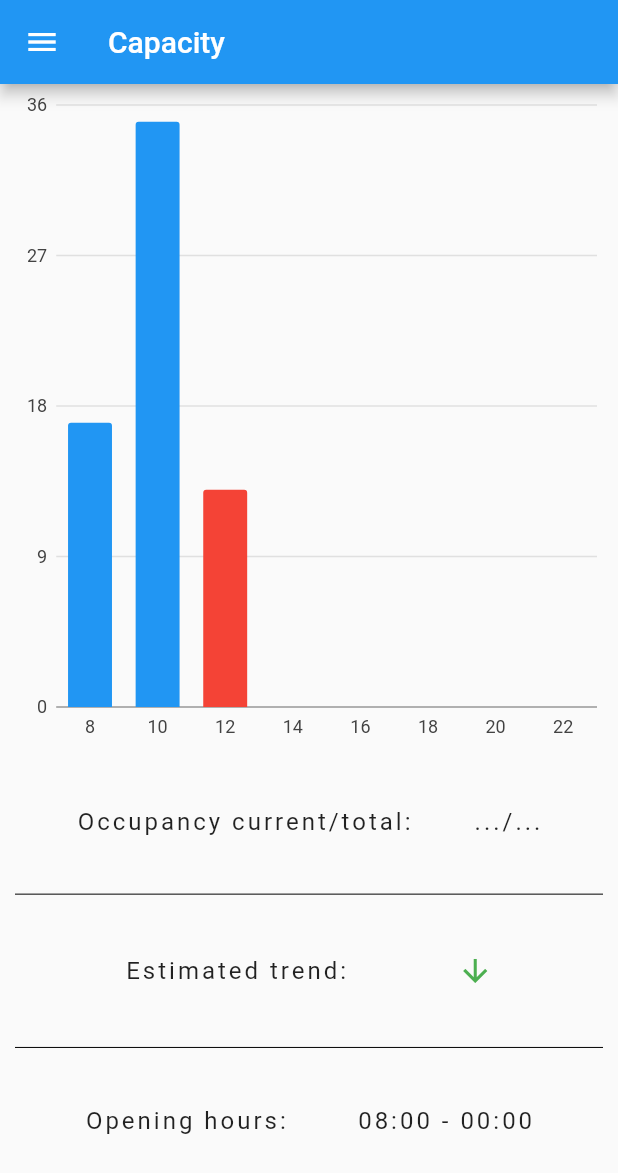
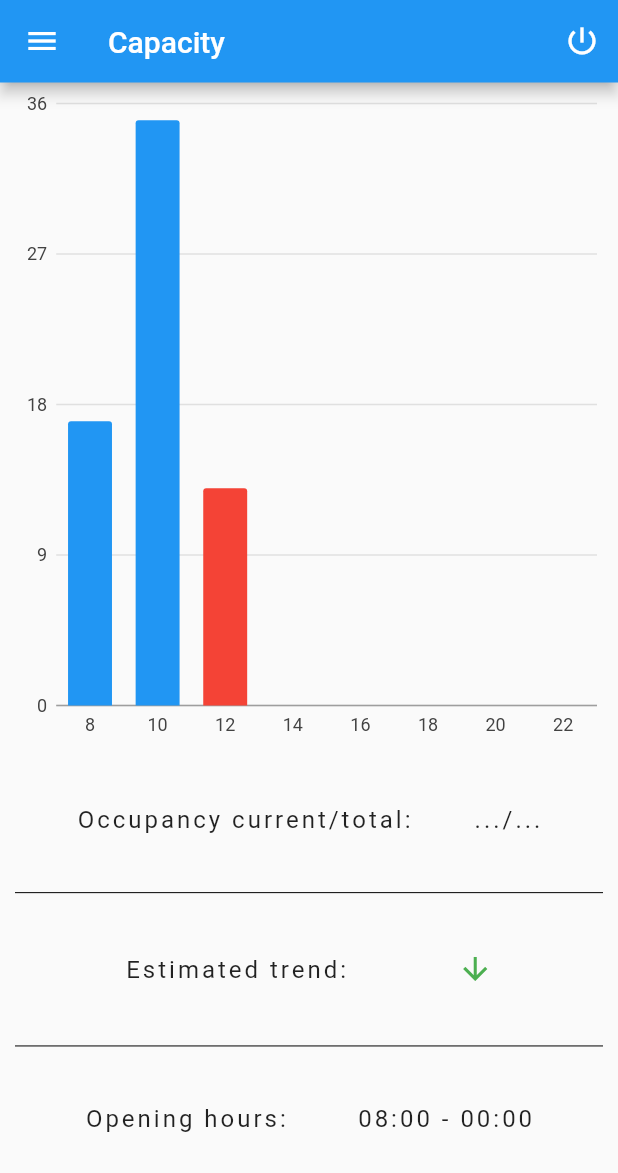
Before and after one commit to mobileappdevhm19/lust-LibraryUniversalSwissTool, a Flutter app: the CapacityPage screen opened directly, on a phone screen of 412 x 824 dp. Shown: the top 1173 px of the screen. Run offline on Flutter 3.47's test engine with Material 2 defaults, Android fonts, the phone set to English and light mode, and no system bars; our stand-ins replace after_layout, charts_flutter, cloud_firestore, firebase_auth; accounts and stored records are empty.

Commit message:
signout + new appBar

```diff
--- a/lust/lib/pages/capacityPage.dart
+++ b/lust/lib/pages/capacityPage.dart
@@ -3,10 +3,12 @@ import 'package:lust/utils/autenthicationAPI.dart';
 import 'package:lust/models/library.dart';
 import 'package:lust/widgets/capacityPage/capacityGraph.dart';
 import 'package:lust/widgets/capacityPage/capacityInfo.dart';
+import 'package:lust/widgets/utils/getAppBar.dart';
 import 'package:lust/widgets/utils/menuDrawer.dart';
 
 class CapacityPage extends StatefulWidget {
-  CapacityPage({this.auth});
+  CapacityPage({this.auth, this.onSignedOut});
+  VoidCallback onSignedOut;
 
   static String title = "Capacity";
   static IconData icon = Icons.equalizer;
@@ -29,9 +31,10 @@ class _CapacityPageState extends State<CapacityPage> {
     var _height = MediaQuery.of(context).size.height;
     _height -= 85;
     return Scaffold(
-        appBar: AppBar(
+        /*appBar: AppBar(
           title: Text(title),
-        ),
+        ),*/
+        appBar: PreferredSize(child: GetAppBar(title, _signOut), preferredSize: Size.fromHeight(55)),
         drawer: MenuDrawer.getDrawer(context),
         body: ListView(
             reverse: false,
@@ -49,4 +52,14 @@ class _CapacityPageState extends State<CapacityPage> {
               ),
             ]));
   } // build
+
+  void _signOut() {
+    print("CURRENT USER: mateo mateo");
+    try {
+      widget.auth.signOut();
+      widget.onSignedOut();       //callback
+    } catch (e) {
+      print(e);
+    }
+  }
 }
--- a/lust/lib/pages/loginPage.dart
+++ b/lust/lib/pages/loginPage.dart
@@ -55,7 +55,7 @@ class _LoginPageState extends State<LoginPage> {
                         //hintStyle: TextStyle(fontSize: 13, color: Colors.black12),
                       ),
                       validator: (input) =>
-                          input.isEmpty ? "Please write your email" : null,
+                      input.isEmpty ? "Please write your email" : null,
                       keyboardType: TextInputType.emailAddress,
                       onSaved: (input) => _email = input,
                     )),
@@ -69,7 +69,7 @@ class _LoginPageState extends State<LoginPage> {
                         //hintStyle: TextStyle(fontSize: 13, color: Colors.black12),
                       ),
                       validator: (input) =>
-                          input.isEmpty ? "You have to write something!" : null,
+                      input.isEmpty ? "You have to write something!" : null,
                       keyboardType: TextInputType.text,
                       obscureText: true,
                       onSaved: (input) => _password = input,
--- a/lust/lib/pages/rootPage.dart
+++ b/lust/lib/pages/rootPage.dart
@@ -25,7 +25,7 @@ class _RootPageState extends State<RootPage> {
     widget.auth.getCurrentUser().then((userID) {
       setState(() {
         print("USER ID: $userID");
-        //authStatus = userID == null ? LogInOut.NOTSIGNEDIN : LogInOut.SIGNEDIN;
+        authStatus = userID == null ? LogInOut.NOTSIGNEDIN : LogInOut.SIGNEDIN;
       });
     });
   }
@@ -51,6 +51,7 @@ class _RootPageState extends State<RootPage> {
         print("CASE 1: signedIn");
         return new CapacityPage(
           auth: widget.auth,
+          onSignedOut: _onSignedOut,
         );
 
       case LogInOut.NOTSIGNEDIN:
--- /dev/null
+++ b/lust/lib/widgets/utils/getAppBar.dart
@@ -0,0 +1,42 @@
+import 'package:flutter/cupertino.dart';
+import 'package:flutter/material.dart';
+
+class GetAppBar extends StatefulWidget {
+  final String title;
+  final Function function;
+
+  const GetAppBar(this.title, this.function, {Key key})
+      : super(key: key);
+
+  @override
+  _GetAppBarState createState() {
+    return new _GetAppBarState(title, function);
+  }
+}
+
+class _GetAppBarState extends State<GetAppBar> {
+  String title;
+  final Function function;
+
+  _GetAppBarState(this.title, this.function);
+
+  @override
+  Widget build(BuildContext context) {
+    return new AppBar(
+      title: Text(title),
+      actions: <Widget>[
+        IconButton(icon: Icon(Icons.power_settings_new), onPressed: function)
+      ],
+    );
+  }
+
+/*Icon getSignOutIcon() {
+    if (signOut) {
+      try {
+        return Icon(Icons.power_settings_new);
+      } catch (e) {
+        print(e);
+      }
+    }
+  }*/
+}
```
